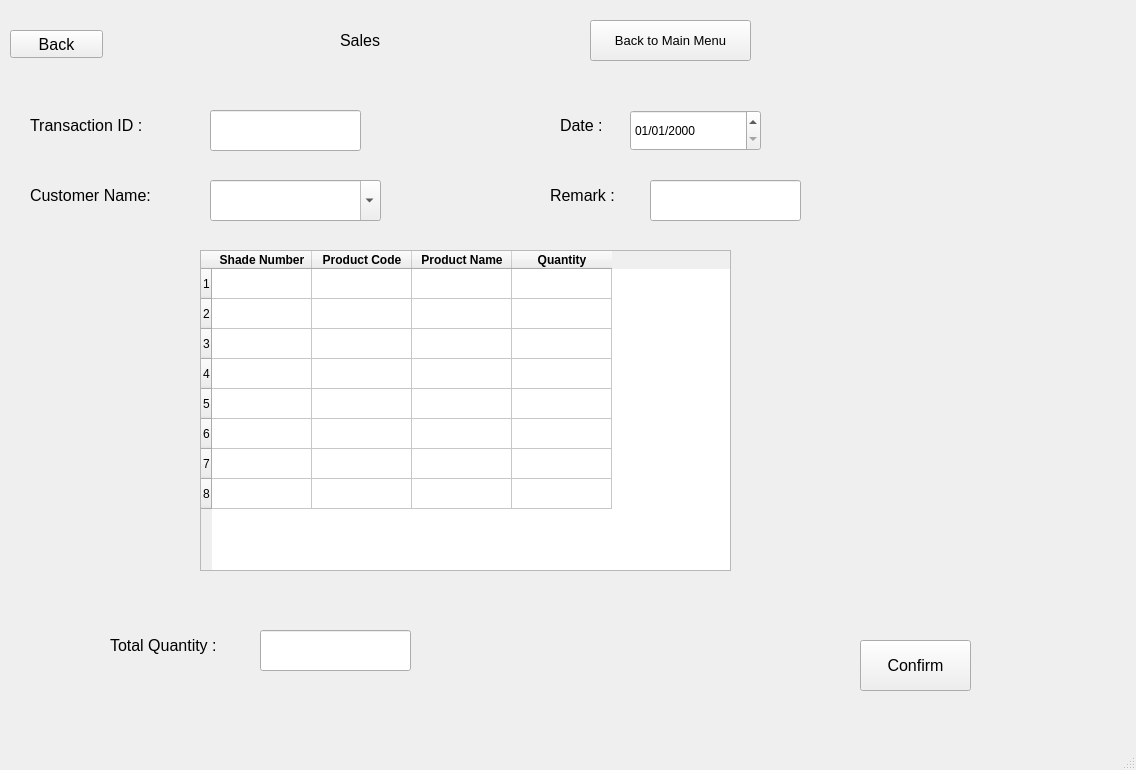
Before: the Qt Designer form UI/shade_sales.ui in nilay1221/Inventory_Management, drawn with Qt 5.
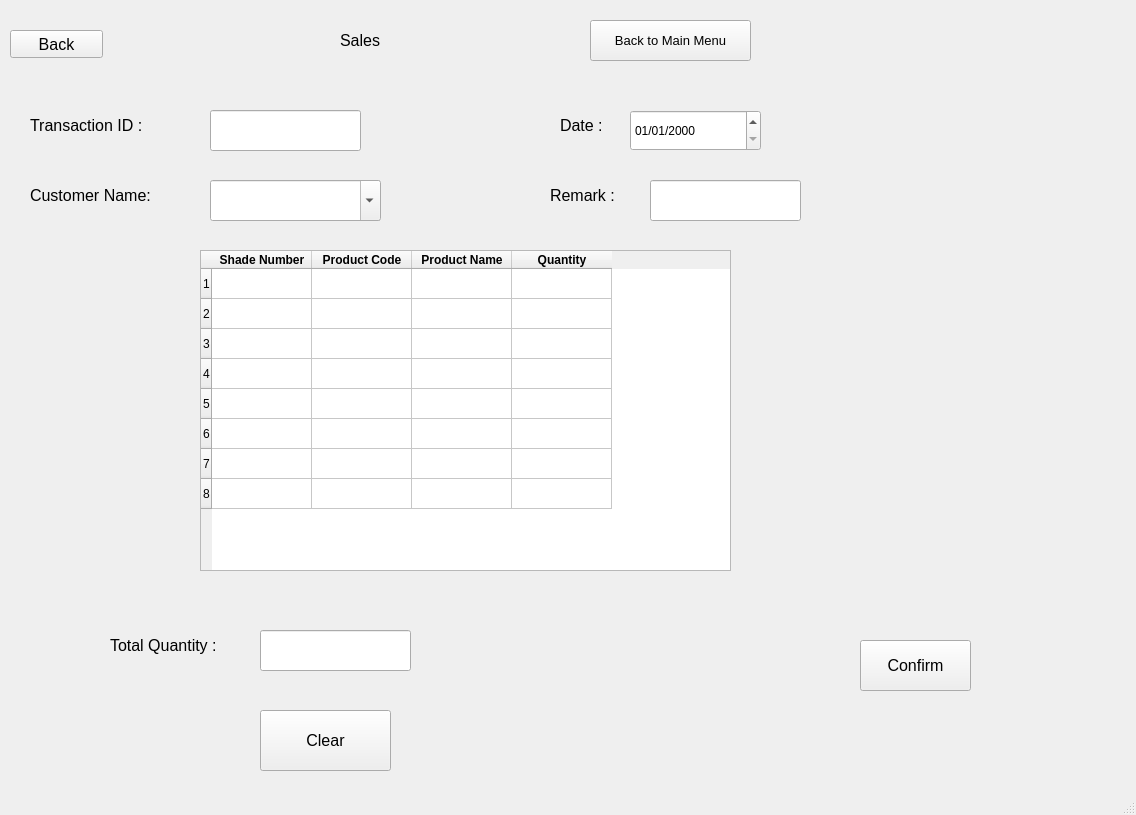
After: the same form once the commit is applied.

```diff
--- a/UI/shade_sales.ui
+++ b/UI/shade_sales.ui
@@ -7,7 +7,7 @@
     <x>0</x>
     <y>0</y>
     <width>1136</width>
-    <height>770</height>
+    <height>815</height>
    </rect>
   </property>
   <property name="windowTitle">
@@ -409,6 +409,24 @@
      <string>dd/MM/yyyy</string>
     </property>
    </widget>
+   <widget class="QPushButton" name="shade_sales_clear">
+    <property name="geometry">
+     <rect>
+      <x>260</x>
+      <y>710</y>
+      <width>131</width>
+      <height>61</height>
+     </rect>
+    </property>
+    <property name="font">
+     <font>
+      <pointsize>12</pointsize>
+     </font>
+    </property>
+    <property name="text">
+     <string>Clear</string>
+    </property>
+   </widget>
   </widget>
   <widget class="QStatusBar" name="statusbar"/>
  </widget>
```
Left out of the diff: 6 changed lines with no effect on the pictures.
